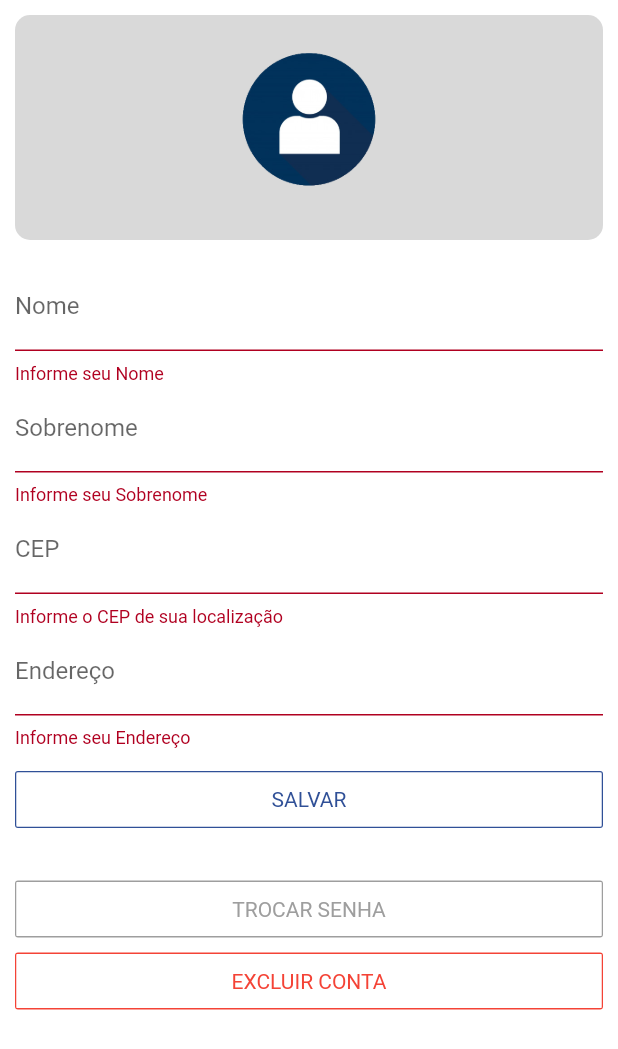
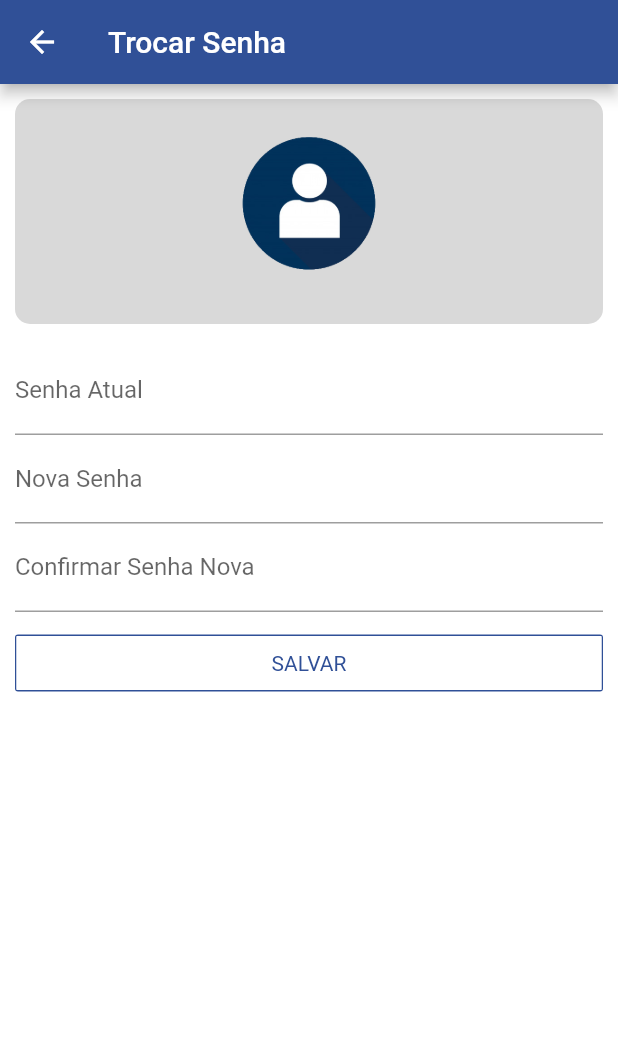
Before and after one commit to Lucas-Alf/open-market, a Flutter app: the Conta screen opened directly, after a tap on "SALVAR", after a tap on "TROCAR SENHA", on a phone screen of 412 x 824 dp. Shown: the top 1049 px of the screen. Run offline on Flutter 3.47's test engine with Material 2 defaults, Android fonts, the phone set to English and light mode, and no system bars; our stand-ins replace brasil_fields, cached_network_image, carousel_slider, cloud_firestore, firebase_auth, firebase_core and 3 more; accounts and stored records are empty; network calls fail; Roboto replaces fonts that are missing (Lalezar).

Commit message:
Conta Troca Senha feito

```diff
--- a/lib/conta.dart
+++ b/lib/conta.dart
@@ -7,6 +7,7 @@ import 'package:flutter/material.dart';
 import 'package:flutter/services.dart';
 import 'package:octo_image/octo_image.dart';
 import 'package:open_market/CustomOutlineButton.dart';
+import 'package:open_market/contaSenha.dart';
 
 class Conta extends StatefulWidget {
   @override
@@ -198,7 +199,10 @@ class _ContaState extends State<Conta> {
                         child: CustomOutlineButton(
                           text: "TROCAR SENHA",
                           color: Colors.grey,
-                          onPressed: () {},
+                          onPressed: () {
+                            Navigator.push(context,
+                                MaterialPageRoute(builder: (context) => ContaSenha()));
+                          },
                         ),
                       ),
                       SizedBox(
--- /dev/null
+++ b/lib/contaSenha.dart
@@ -0,0 +1,161 @@
+import 'package:cached_network_image/cached_network_image.dart';
+import 'package:firebase_auth/firebase_auth.dart';
+import 'package:firebase_storage/firebase_storage.dart';
+import 'package:flutter/material.dart';
+import 'package:octo_image/octo_image.dart';
+import 'package:open_market/CustomOutlineButton.dart';
+
+class ContaSenha extends StatefulWidget {
+  @override
+  _ContaSenhaState createState() => _ContaSenhaState();
+}
+
+class _ContaSenhaState extends State<ContaSenha> {
+  GlobalKey<FormState> formKey = GlobalKey<FormState>();
+  GlobalKey<ScaffoldState> scaffoldKey = GlobalKey<ScaffoldState>();
+  User user = FirebaseAuth.instance.currentUser;
+
+  TextEditingController senhaAntiga = new TextEditingController();
+  TextEditingController senhaNova= new TextEditingController();
+  TextEditingController confirmaNova = new TextEditingController();
+
+  @override
+  Widget build(BuildContext context) {
+    return Scaffold(
+        key: scaffoldKey,
+        appBar: AppBar(
+          title: Text("Trocar Senha"),
+        ),
+        body: SingleChildScrollView(
+            padding: EdgeInsets.all(10),
+            child: Column(children: [
+              Container(
+                height: 150,
+                decoration: BoxDecoration(
+                  color: new Color(0xffD9D9D9),
+                  borderRadius: BorderRadius.circular(10.0),
+                ),
+                child: Container(
+                  width: double.infinity,
+                  child: Column(
+                    children: [
+                      FutureBuilder<String>(
+                        future: ReturnImage(),
+                        builder: (BuildContext context,
+                            AsyncSnapshot<String> snapshot) {
+                          if (snapshot.hasData) {
+                            //Add way to upload a photo
+                            return Container(
+                                padding: EdgeInsets.all(10),
+                                height: 100,
+                                child: OctoImage(
+                                  image:
+                                  CachedNetworkImageProvider(snapshot.data),
+                                  placeholderBuilder: OctoPlaceholder.blurHash(
+                                    'LEHV6nWB2yk8pyo0adR*.7kCMdnj',
+                                  ),
+                                  errorBuilder:
+                                  OctoError.icon(color: Colors.red),
+                                  fit: BoxFit.cover,
+                                  height: 89,
+                                ));
+                          } else {
+                            return Column(
+                              children: [
+                                SizedBox(height: 25),
+                                Image(
+                                    image: AssetImage('assets/userIcon.png'),
+                                    height: 89)
+                              ],
+                            );
+                          }
+                        },
+                      ),
+                    ],
+                  ),
+                ),
+              ),
+              SizedBox(
+                height: 15,
+              ),
+              Form(
+                  key: formKey,
+                  child: Column(
+                    children: [
+                      TextFormField(
+                        keyboardType: TextInputType.text,
+                        obscureText: true,
+                        decoration: InputDecoration(
+                          labelText: "Senha Atual",
+                        ),
+                        controller: senhaAntiga,
+                        validator: (valor) {
+                          if (valor.isEmpty) {
+                            return "Informe sua Senha Atual";
+                          } else {
+                            return null;
+                          }
+                        },
+                      ),
+                      TextFormField(
+                        keyboardType: TextInputType.text,
+                        obscureText: true,
+                        decoration: InputDecoration(
+                          labelText: "Nova Senha",
+                        ),
+                        controller: senhaNova,
+                        validator: (valor) {
+                          if (valor.isEmpty) {
+                            return "Informe a Nova Senha";
+                          } else {
+                            return null;
+                          }
+                        },
+                      ),
+                      TextFormField(
+                        keyboardType: TextInputType.text,
+                        obscureText: true,
+                        decoration: InputDecoration(
+                          labelText: "Confirmar Senha Nova",
+                        ),
+                        controller: confirmaNova,
+                        validator: (valor) {
+                          if (valor.isEmpty) {
+                            return "Informe novamente a Senha desejada";
+                          } else {
+                            return null;
+                          }
+                        },
+                      ),
+                      SizedBox(
+                        height: 15,
+                      ),
+                      SizedBox(
+                        width: double.infinity,
+                        child: CustomOutlineButton(
+                          text: "SALVAR",
+                          color: Theme.of(context).primaryColor,
+                          onPressed: () {
+                            if (formKey.currentState.validate() && (senhaNova.text == confirmaNova.text)) {
+                              user.reauthenticateWithCredential(EmailAuthProvider
+                                  .credential(email: user.email, password: senhaAntiga.text)).then((value) => user.updatePassword(senhaNova.text));
+                            }
+                            SnackBar snackbar = SnackBar(
+                              backgroundColor: Colors.blue,
+                              content: Text("Operação realizada com sucesso"),
+                            );
+                            scaffoldKey.currentState.showSnackBar(snackbar);
+                          },
+                        ),
+                      ),
+                    ],
+                  ))
+            ])));
+  }
+
+  Future<String> ReturnImage() async {
+    final ref = FirebaseStorage.instance.ref().child("imagensUsers/" + user.uid);
+    String url = await ref.getDownloadURL();
+    return url;
+  }
+}
```
